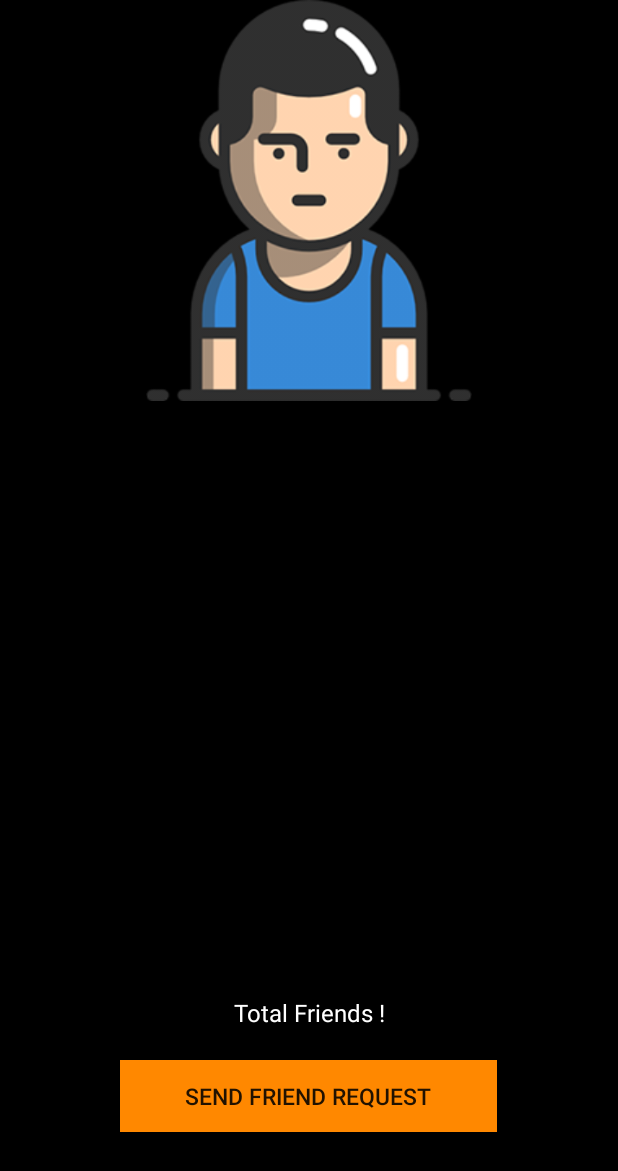
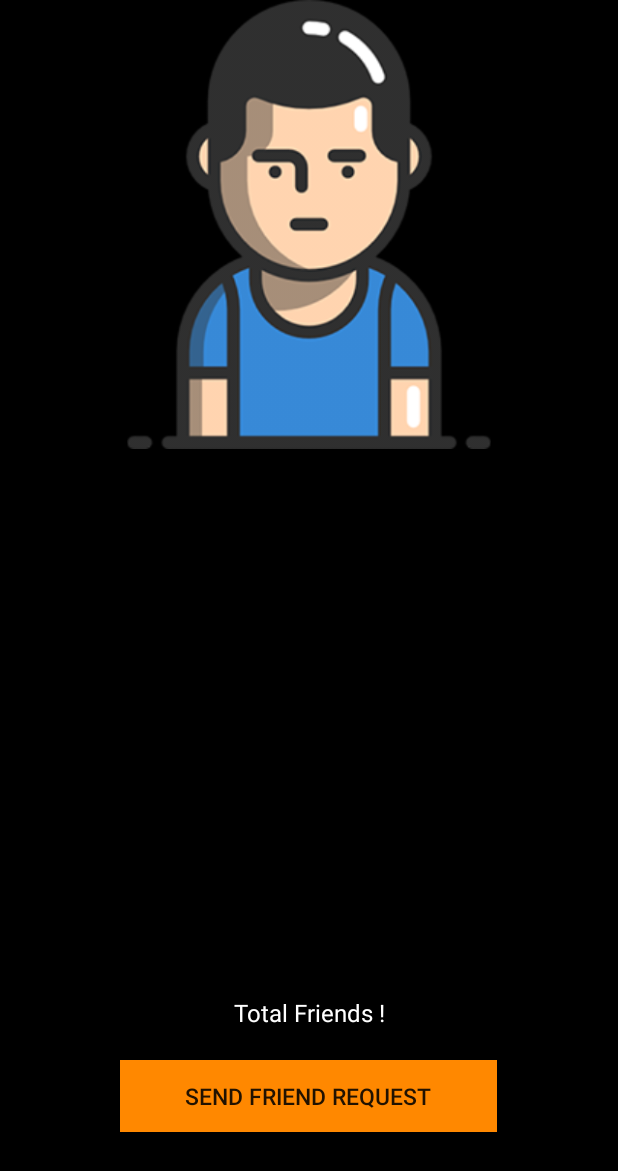
Before and after one commit to MohsanSultan/MooChat, an Android app: the UsersProfileActivity screen opened directly, with no data from a screen before it, on a phone screen of 412 x 824 dp. Shown: the top 1171 px of the screen. Run offline under Robolectric (Android 15) with nearby library versions, the phone set to English and light mode, and no system bars; our stand-ins replace Firebase (no records; nobody signed in at launch, a user with empty details on screens opened directly), Picasso, sdp/ssp sizes; 4 statements that could not run were skipped.

Commit message:
17-01-19

```diff
--- a/app/src/main/java/com/example/moo_chat/moochat/UsersProfileActivity.java
+++ b/app/src/main/java/com/example/moo_chat/moochat/UsersProfileActivity.java
@@ -32,7 +32,7 @@
 public class UsersProfileActivity extends AppCompatActivity implements View.OnClickListener{
 
     TextView userProfileName , userProfileStatus , userProfileTotalFriends;
-    ImageView userProfileImg;
+    ImageView userProfileImg , userProfileImageThumb;
     Button sendRequestbtn , declineFriendReqBtn;
 
     String friendStatus;
@@ -72,7 +72,9 @@
         userProfileName = findViewById(R.id.user_profile_name);
         userProfileStatus = findViewById(R.id.user_profile_status);
         userProfileTotalFriends = findViewById(R.id.user_profile_total_friends);
-        userProfileImg = findViewById(R.id.user_profile_img);
+
+        userProfileImageThumb = findViewById(R.id.user_profile_img_thumb);
+        userProfileImageThumb.setOnClickListener(this);
 
 
         sendRequestbtn = findViewById(R.id.profile_send_req_btn);
@@ -91,11 +93,11 @@
                 String userName = dataSnapshot.child("name").getValue().toString();
                 String userStatus = dataSnapshot.child("status").getValue().toString();
                 String userImage = dataSnapshot.child("image").getValue().toString();
+                String userImageThumb = dataSnapshot.child("thumb_img").getValue().toString();
 
                 userProfileName.setText(userName);
                 userProfileStatus.setText(userStatus);
-                Picasso.get().load(userImage).placeholder(R.drawable.user_avatar).into(userProfileImg);
-
+                Picasso.get().load(userImageThumb).placeholder(R.drawable.user_avatar).into(userProfileImageThumb);
             }
 
             @Override
@@ -159,6 +161,8 @@
         });
         pDialog.dismiss();
     }
+
+
     @Override
     public void onClick(View view) {
 
@@ -298,4 +302,5 @@
         }
 
     }
+
 }
--- a/app/src/main/res/layout/activity_users_profile.xml
+++ b/app/src/main/res/layout/activity_users_profile.xml
@@ -9,9 +9,9 @@
 
 
     <ImageView
-        android:id="@+id/user_profile_img"
+        android:id="@+id/user_profile_img_thumb"
         android:layout_width="match_parent"
-        android:layout_height="267dp"
+        android:layout_height="@dimen/_230sdp"
         android:layout_alignParentTop="true"
         android:layout_centerHorizontal="true"
         app:srcCompat="@drawable/user_avatar" />
@@ -67,9 +67,9 @@
         android:id="@+id/profile_decline_req_btn"
         android:layout_width="251dp"
         android:layout_height="wrap_content"
-        android:layout_below="@+id/profile_send_req_btn"
+        android:layout_alignParentBottom="true"
         android:layout_centerHorizontal="true"
-        android:layout_marginTop="-69dp"
+        android:layout_marginBottom="13dp"
         android:background="@android:color/holo_red_dark"
         android:text="@string/decline_friend_request"
         android:textAlignment="center"
--- a/app/src/main/res/values/colors.xml
+++ b/app/src/main/res/values/colors.xml
@@ -3,4 +3,10 @@
     <color name="colorPrimary">#9600ff</color>
     <color name="colorPrimaryDark">#830ddb</color>
     <color name="colorAccent">#ff4500</color>
+    <color name="white">#FFFFFF</color>
+    <color name="black">#000000</color>
+    <color name="blue">#0000FF</color>
+    <color name="yellow">#FFFF00</color>
+    <color name="orange">#FF8C00</color>
+    <color name="purple">#800080</color>
 </resources>
```
Also changed, not shown: app/build.gradle (+26 -6 lines).
